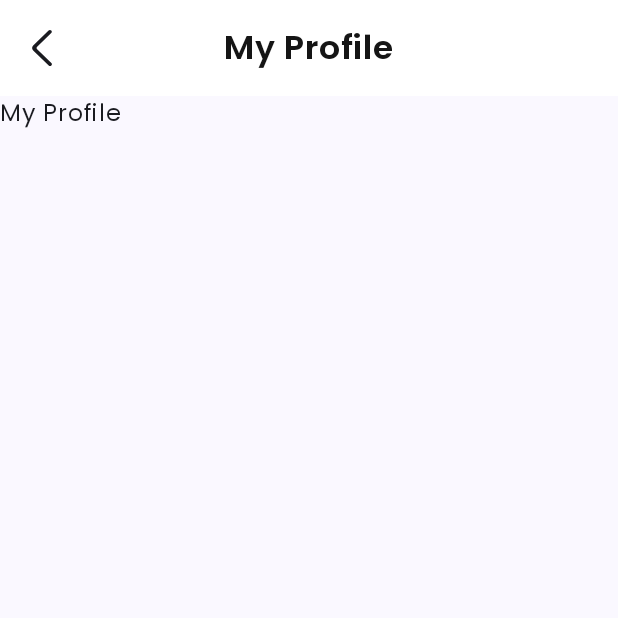
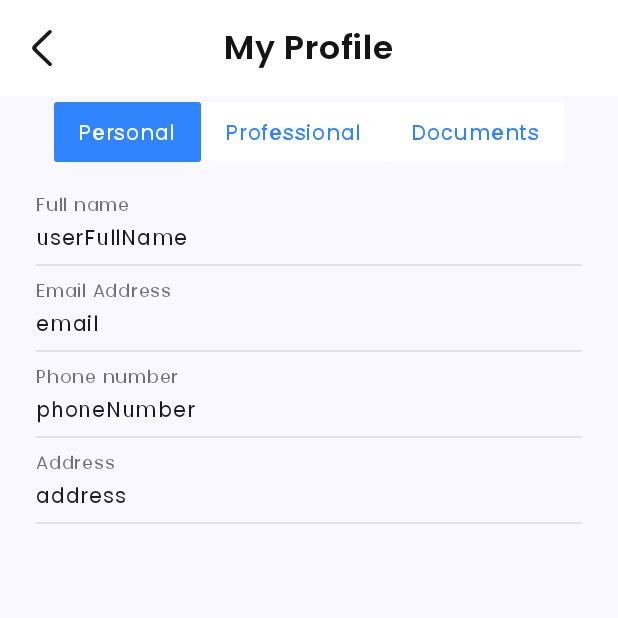
Before and after one commit to nmheeir/WorkTimeTracker, an Android app built with Jetpack Compose: the MyProfileScreen screen opened through its navigation route, on a phone screen of 412 x 824 dp, the top half of it. Run offline under Robolectric (Android 15) with nearby library versions, the phone set to English and light mode, and no system bars; our stand-ins replace Dagger/Hilt's generated code; libraries missing offline, so code that uses them is left out: io.jsonwebtoken; 1 statement that could not run was skipped.

Commit message:
hiển thị thông tin user trong MyProfileScreen

```diff
--- /dev/null
+++ b/app/src/main/java/com/example/worktimetracker/ui/screens/profile/component/MyProfileItem.kt
@@ -0,0 +1,84 @@
+package com.example.worktimetracker.ui.screens.profile.component
+
+import androidx.compose.foundation.layout.Arrangement
+import androidx.compose.foundation.layout.Column
+import androidx.compose.foundation.layout.fillMaxWidth
+import androidx.compose.foundation.layout.padding
+import androidx.compose.foundation.lazy.LazyColumn
+import androidx.compose.material3.Divider
+import androidx.compose.material3.Text
+import androidx.compose.runtime.Composable
+import androidx.compose.ui.Alignment
+import androidx.compose.ui.Modifier
+import androidx.compose.ui.res.colorResource
+import androidx.compose.ui.unit.dp
+import com.example.worktimetracker.R
+import com.example.worktimetracker.ui.theme.Typography
+
+
+@Composable
+fun MyProfileItem(
+    modifier: Modifier = Modifier,
+    item: MyProfileItem
+) {
+    Column(
+        verticalArrangement = Arrangement.spacedBy(4.dp),
+        horizontalAlignment = Alignment.Start,
+        modifier = modifier
+            .fillMaxWidth()
+            .padding(vertical = 8.dp)
+    ) {
+        Text(
+            text = item.title,
+            style = Typography.bodySmall,
+            color = colorResource(id = R.color.black).copy(alpha = 0.6f)
+        )
+        Text(
+            text = item.desc,
+            style = Typography.bodyMedium
+        )
+    }
+}
+
+
+@Composable
+fun MyProfileListItem(
+    modifier: Modifier = Modifier,
+    list: List<MyProfileItem>
+) {
+    LazyColumn(
+        modifier = modifier
+    ) {
+        items(list.size) { index ->
+            MyProfileItem(item = list[index])
+            Divider(
+                thickness = 1.dp,
+                color = colorResource(id = R.color.black).copy(alpha = 0.1f)
+            )
+        }
+    }
+}
+
+data class MyProfileItem(
+    val title: String,
+    val desc: String
+)
+
+val exampleMyProfileList = listOf(
+    MyProfileItem(
+        title = "Full Name",
+        desc = "John Doe"
+    ),
+    MyProfileItem(
+        title = "Full Name",
+        desc = "John Doe"
+    ),
+    MyProfileItem(
+        title = "Full Name",
+        desc = "John Doe"
+    ),
+    MyProfileItem(
+        title = "Full Name",
+        desc = "John Doe"
+    )
+)
--- a/app/src/main/java/com/example/worktimetracker/ui/screens/profile/component/MyProfileOptionButton.kt
+++ b/app/src/main/java/com/example/worktimetracker/ui/screens/profile/component/MyProfileOptionButton.kt
@@ -1,27 +1,47 @@
 package com.example.worktimetracker.ui.screens.profile.component
 
+import androidx.compose.foundation.layout.PaddingValues
+import androidx.compose.foundation.shape.RoundedCornerShape
 import androidx.compose.material3.Button
 import androidx.compose.material3.ButtonDefaults
+import androidx.compose.material3.Text
 import androidx.compose.runtime.Composable
 import androidx.compose.ui.Modifier
 import androidx.compose.ui.res.colorResource
-import androidx.compose.ui.tooling.preview.Preview
+import androidx.compose.ui.unit.dp
 import com.example.worktimetracker.R
+import com.example.worktimetracker.ui.theme.Typography
 
-@Preview(showBackground = true)
 @Composable
 fun MyProfileOptionButton(
     modifier: Modifier = Modifier,
+    title: String = "Personal",
+    isClick: Boolean,
     onClick: () -> Unit = {}
 ) {
+    val containerColor =
+        if (isClick) colorResource(id = R.color.blue) else colorResource(id = R.color.white)
+    val contentColor =
+        if (isClick) colorResource(id = R.color.white) else colorResource(id = R.color.blue)
     Button(
         onClick = onClick,
+        shape = RoundedCornerShape(2.dp),
         colors = ButtonDefaults.buttonColors(
-            containerColor = colorResource(id = R.color.blue),
-            contentColor = colorResource(id = R.color.white)
+            containerColor = containerColor,
+            contentColor = contentColor
         ),
+        contentPadding = PaddingValues(horizontal = 16.dp, vertical = 8.dp),
         modifier = modifier
     ) {
-//        Text(text = )
+        Text(
+            text = title,
+            style = Typography.labelMedium
+        )
     }
 }
+
+val lOptionMyProfile = listOf(
+    "Personal",
+    "Professional",
+    "Documents"
+)
--- a/app/src/main/java/com/example/worktimetracker/ui/screens/profile/my_profile/MyProfileScreen.kt
+++ b/app/src/main/java/com/example/worktimetracker/ui/screens/profile/my_profile/MyProfileScreen.kt
@@ -1,29 +1,65 @@
 package com.example.worktimetracker.ui.screens.profile.my_profile
 
 import android.util.Log
+import androidx.compose.foundation.layout.Arrangement
+import androidx.compose.foundation.layout.Column
 import androidx.compose.foundation.layout.fillMaxSize
+import androidx.compose.foundation.layout.fillMaxWidth
 import androidx.compose.foundation.layout.padding
+import androidx.compose.foundation.lazy.LazyRow
+import androidx.compose.foundation.lazy.items
 import androidx.compose.material3.Scaffold
-import androidx.compose.material3.Text
 import androidx.compose.runtime.Composable
 import androidx.compose.runtime.LaunchedEffect
+import androidx.compose.runtime.getValue
+import androidx.compose.runtime.mutableStateOf
+import androidx.compose.runtime.remember
+import androidx.compose.runtime.setValue
+import androidx.compose.ui.Alignment
 import androidx.compose.ui.Modifier
-import androidx.compose.ui.res.stringResource
+import androidx.compose.ui.tooling.preview.Preview
+import androidx.compose.ui.unit.dp
 import com.example.worktimetracker.R
+import com.example.worktimetracker.data.remote.response.User
 import com.example.worktimetracker.ui.screens.home.HomeUiState
+import com.example.worktimetracker.ui.screens.profile.component.MyProfileItem
+import com.example.worktimetracker.ui.screens.profile.component.MyProfileListItem
+import com.example.worktimetracker.ui.screens.profile.component.MyProfileOptionButton
 import com.example.worktimetracker.ui.screens.profile.component.OptionTopBar
+import com.example.worktimetracker.ui.screens.profile.component.lOptionMyProfile
 
+@Preview(showBackground = true, showSystemUi = true)
 @Composable
 fun MyProfileScreen(
     modifier: Modifier = Modifier,
-    state: HomeUiState,
-    onBack: () -> Unit
+    state: HomeUiState = HomeUiState(),
+    onBack: () -> Unit = {}
 ) {
 
-    var user = state.user
+    var user: User
+    var personalList: List<MyProfileItem> by remember {
+        mutableStateOf(emptyList())
+    }
+    var professionalList: List<MyProfileItem> by remember {
+        mutableStateOf(emptyList())
+    }
 
     LaunchedEffect(state) {
         user = state.user
+        // TODO: tạm thời chia thông tin user bằng cách này
+        personalList = listOf(
+            MyProfileItem("Full name", user.userFullName),
+            MyProfileItem("Email Address", user.email),
+            MyProfileItem("Phone number", user.phoneNumber),
+            MyProfileItem("Address", user.address),
+        )
+        professionalList = listOf(
+            MyProfileItem("Employee ID", user.id.toString()),
+            MyProfileItem("Designation", user.designation),
+            MyProfileItem("Employee Type", user.employeeType.toString()),
+            MyProfileItem("Department", user.department),
+            MyProfileItem("Phone number", user.phoneNumber)
+        )
         Log.d("MyProfileScreenLaunchedEffect", user.toString())
     }
 
@@ -36,9 +72,49 @@ fun MyProfileScreen(
         },
         modifier = modifier.fillMaxSize()
     ) {
-        Text(
-            text = stringResource(id = R.string.my_profile),
-            modifier = Modifier.padding(top = it.calculateTopPadding())
-        )
+        var selectedItem by remember {
+            mutableStateOf(lOptionMyProfile[0])
+        }
+        Column(
+            verticalArrangement = Arrangement.spacedBy(8.dp),
+            horizontalAlignment = Alignment.CenterHorizontally,
+            modifier = Modifier
+                .padding(
+                    top = it.calculateTopPadding(),
+                    start = 24.dp,
+                    end = 24.dp
+                )
+                .fillMaxSize()
+        ) {
+            LazyRow(
+                horizontalArrangement = Arrangement.Center,
+                verticalAlignment = Alignment.CenterVertically,
+                modifier = Modifier
+                    .fillMaxWidth()
+            ) {
+                items(lOptionMyProfile) { index ->
+                    MyProfileOptionButton(
+                        isClick = selectedItem == index,
+                        title = index,
+                        onClick = {
+                            selectedItem = index
+                        }
+                    )
+                }
+            }
+            when (selectedItem) {
+                lOptionMyProfile[0] -> {
+                    MyProfileListItem(list = personalList)
+                }
+
+                lOptionMyProfile[1] -> {
+                    MyProfileListItem(list = professionalList)
+                }
+
+                lOptionMyProfile[2] -> {
+                    // TODO: thêm file tài liệu vào trong này
+                }
+            }
+        }
     }
 }
--- a/app/src/main/java/com/example/worktimetracker/ui/util/ExampleData.kt
+++ b/app/src/main/java/com/example/worktimetracker/ui/util/ExampleData.kt
@@ -8,7 +8,7 @@ import com.example.worktimetracker.ui.navigation.Route
 val exampleUser = User(
     address = "address",
     avatarURL = "avatarURL",
-    createdAt = "",
+    createdAt = "12-12-2024",
     department = "department",
     designation = "designation",
     email = "email",
```
